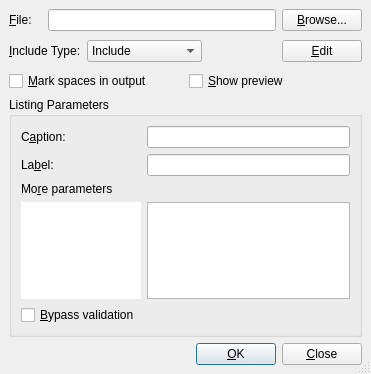
cburschka/lyx, file src/frontends/qt4/ui/IncludeUi.ui: the form before one commit.
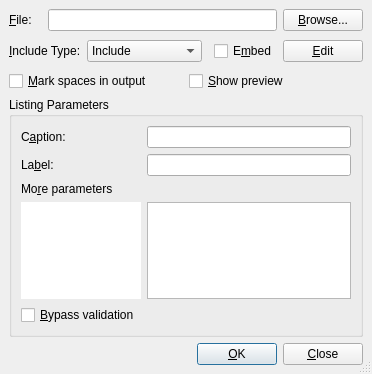
The form after the commit.

Commit message: Embedding: add embedCB checkboxes to IncludeUi and ExternalUi

Diff of the .ui file:
```diff
--- a/src/frontends/qt4/ui/IncludeUi.ui
+++ b/src/frontends/qt4/ui/IncludeUi.ui
@@ -22,7 +22,7 @@
    <property name="spacing" >
     <number>6</number>
    </property>
-   <item row="3" column="0" colspan="5" >
+   <item row="3" column="0" colspan="6" >
     <widget class="QGroupBox" name="listingsGB" >
      <property name="sizePolicy" >
       <sizepolicy>
@@ -161,7 +161,7 @@
      </layout>
     </widget>
    </item>
-   <item row="2" column="0" colspan="5" >
+   <item row="2" column="0" colspan="6" >
     <layout class="QHBoxLayout" >
      <property name="margin" >
       <number>0</number>
@@ -207,7 +207,7 @@
      </item>
     </layout>
    </item>
-   <item row="4" column="0" colspan="5" >
+   <item row="4" column="0" colspan="6" >
     <layout class="QHBoxLayout" >
      <property name="margin" >
       <number>0</number>
@@ -263,7 +263,7 @@
      </property>
     </widget>
    </item>
-   <item row="0" column="1" colspan="3" >
+   <item row="0" column="1" colspan="4" >
     <widget class="QLineEdit" name="filenameED" >
      <property name="toolTip" >
       <string>File name to include</string>
@@ -320,7 +320,14 @@
      </property>
     </spacer>
    </item>
-   <item row="0" column="4" >
+   <item row="1" column="4" >
+    <widget class="QCheckBox" name="embedCB" >
+     <property name="text" >
+      <string>E&amp;mbed</string>
+     </property>
+    </widget>
+   </item>
+   <item row="0" column="5" >
     <widget class="QPushButton" name="browsePB" >
      <property name="toolTip" >
       <string>Select a file</string>
@@ -330,7 +337,7 @@
      </property>
     </widget>
    </item>
-   <item row="1" column="4" >
+   <item row="1" column="5" >
     <widget class="QPushButton" name="editPB" >
      <property name="toolTip" >
       <string>Edit the file</string>
```
Left out of the diff: 1 changed line with no effect on the pictures. The commit also changes 1 other file.
